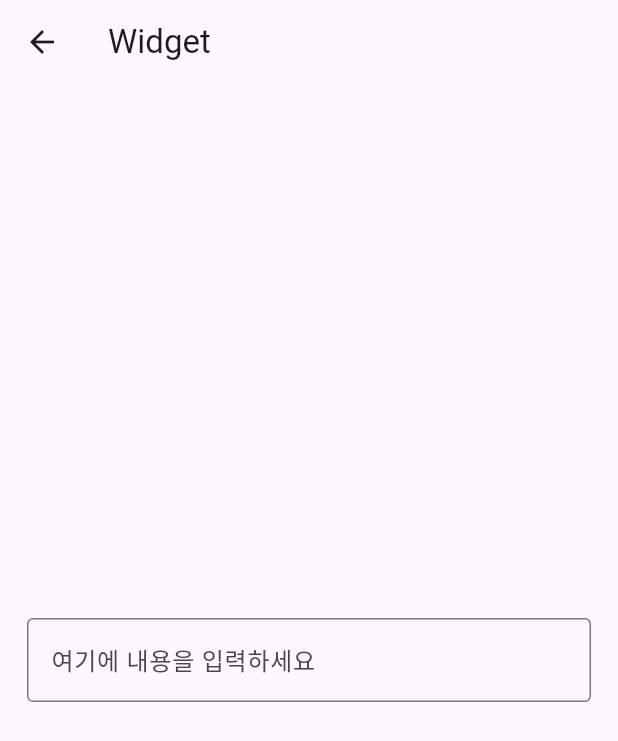
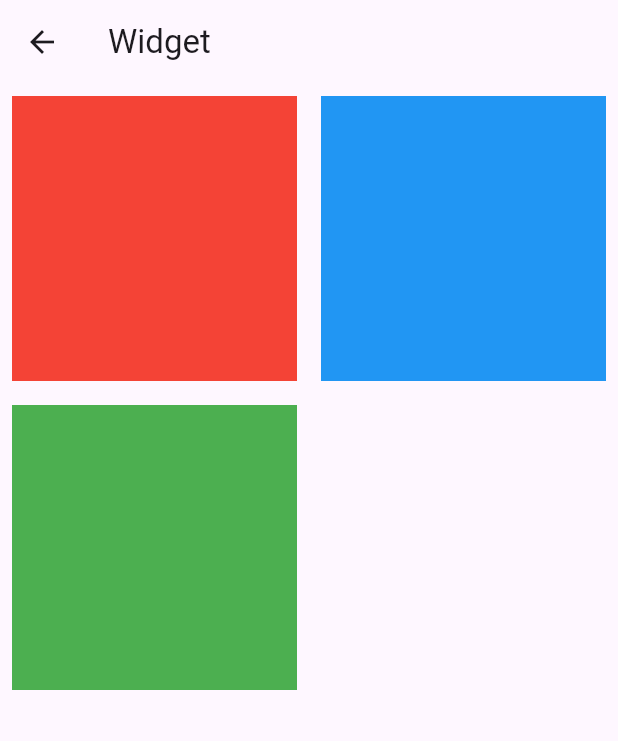
Before and after one commit to junselee42/flutter_study, a Flutter app: the screen it shows after launch, after a tap on "Day8_", on a phone screen of 412 x 824 dp. Shown: the top 741 px of the screen. Run offline on Flutter 3.47's test engine with Material 2 defaults, Android fonts, the phone set to English and light mode, and no system bars.

Commit message:
update: updated ex06 - 앞예제 일부 수정 - 그리드 뷰 예제 추가

```diff
--- a/lib/main.dart
+++ b/lib/main.dart
@@ -59,7 +59,7 @@ class _MyHomePageState extends State<MyHomePage> {
             child: ListTile(
               leading: const FlutterLogo(),
               title: const Text('Day1_카운트'),
-              subtitle: const Text('버튼을 눌러 숫자 카운트해보기'),
+              subtitle: const Text('버튼을 눌러 숫자 카운트 하기'),
               hoverColor: Colors.purple,
               onTap: () {
                 Navigator.of(context).pushNamed('/first');
@@ -70,7 +70,7 @@ class _MyHomePageState extends State<MyHomePage> {
             child: ListTile(
               leading: const FlutterLogo(),
               title: const Text('Day2_체인지'),
-              subtitle: const Text('버튼을 눌러 텍스트 내용을 바꿔보기'),
+              subtitle: const Text('버튼을 눌러 텍스트 내용을 바꾸기'),
               hoverColor: Colors.purple,
               onTap: () {
                 Navigator.of(context).pushNamed('/second');
@@ -81,7 +81,7 @@ class _MyHomePageState extends State<MyHomePage> {
             child: ListTile(
               leading: const FlutterLogo(),
               title: const Text('Day3_스크롤'),
-              subtitle: const Text('SingleChildScrollView 사용해보기'),
+              subtitle: const Text('SingleChildScrollView 사용해 보기'),
               hoverColor: Colors.purple,
               onTap: () {
                 Navigator.of(context).pushNamed('/third');
@@ -91,8 +91,8 @@ class _MyHomePageState extends State<MyHomePage> {
           Card(
             child: ListTile(
               leading: const FlutterLogo(),
-              title: const Text('Day4_리스트뷰'),
-              subtitle: const Text('ListView와 ListTile 사용해보기'),
+              title: const Text('Day4_리스트 뷰'),
+              subtitle: const Text('ListView와 ListTile 사용해 보기'),
               hoverColor: Colors.purple,
               onTap: () {
                 Navigator.of(context).pushNamed('/fourth');
@@ -102,8 +102,8 @@ class _MyHomePageState extends State<MyHomePage> {
           Card(
             child: ListTile(
               leading: const FlutterLogo(),
-              title: const Text('Day5_드롭다운버튼'),
-              subtitle: const Text('map 리스트를 활용해 위젯리스트로 바꿔보자'),
+              title: const Text('Day5_드롭 다운 버튼'),
+              subtitle: const Text('map 리스트를 활용해 위젯리스트로 바꾸기'),
               hoverColor: Colors.purple,
               onTap: () {
                 Navigator.of(context).pushNamed('/fifth');
@@ -113,8 +113,8 @@ class _MyHomePageState extends State<MyHomePage> {
           Card(
             child: ListTile(
               leading: const FlutterLogo(),
-              title: const Text('Day6_텍스트필드'),
-              subtitle: const Text('TextField 사용해보기'),
+              title: const Text('Day6_텍스트 필드'),
+              subtitle: const Text('TextField 사용해 보기'),
               hoverColor: Colors.purple,
               onTap: () {
                 Navigator.of(context).pushNamed('/sixth');
@@ -124,11 +124,11 @@ class _MyHomePageState extends State<MyHomePage> {
           Card(
             child: ListTile(
               leading: const FlutterLogo(),
-              title: const Text('Day7_아.. 못했다'),
-              subtitle: const Text('하...'),
+              title: const Text('Day7_그리드 뷰 '),
+              subtitle: const Text('GridView 사용해 보기'),
               hoverColor: Colors.purple,
               onTap: () {
-                Navigator.of(context).pushNamed('/sixth');
+                Navigator.of(context).pushNamed('/seventh');
               },
             ),
           ),
@@ -139,7 +139,7 @@ class _MyHomePageState extends State<MyHomePage> {
               subtitle: const Text(''),
               hoverColor: Colors.purple,
               onTap: () {
-                Navigator.of(context).pushNamed('/sixth');
+                Navigator.of(context).pushNamed('/seventh');
               },
             ),
           )
--- /dev/null
+++ b/lib/router/pages/seven.dart
@@ -0,0 +1,45 @@
+import 'package:flutter/material.dart';
+
+class SevenPage extends StatefulWidget {
+  const SevenPage({super.key});
+
+  @override
+  State<SevenPage> createState() => _SevenPageState();
+}
+
+class _SevenPageState extends State<SevenPage> {
+  @override
+  Widget build(BuildContext context) {
+    return Scaffold(
+      appBar: AppBar(
+        title: Text(widget.toString()),
+      ),
+      body: GridView.count(
+        crossAxisCount: 2,
+        children: [
+          Container(
+            color: Colors.red,
+            width: 100,
+            height: 100,
+            padding: const EdgeInsets.all(8.0),
+            margin: const EdgeInsets.all(8.0),
+          ),
+          Container(
+            color: Colors.blue,
+            width: 100,
+            height: 100,
+            padding: const EdgeInsets.all(8.0),
+            margin: const EdgeInsets.all(8.0),
+          ),
+          Container(
+            color: Colors.green,
+            width: 100,
+            height: 100,
+            padding: const EdgeInsets.all(8.0),
+            margin: const EdgeInsets.all(8.0),
+          ),
+        ],
+      ),
+    );
+  }
+}
--- a/lib/router/pages/six.dart
+++ b/lib/router/pages/six.dart
@@ -1,5 +1,4 @@
 import 'package:flutter/material.dart';
-import 'package:flutter/services.dart';
 
 class SixPage extends StatefulWidget {
   const SixPage({super.key});
--- a/lib/router/router.dart
+++ b/lib/router/router.dart
@@ -6,6 +6,7 @@ import 'package:flutter00/router/pages/three.dart';
 import 'package:flutter00/router/pages/four.dart';
 import 'package:flutter00/router/pages/five.dart';
 import 'package:flutter00/router/pages/six.dart';
+import 'package:flutter00/router/pages/seven.dart';
 
 final routes = {
   '/': (BuildContext context) => const MyHomePage(title: "Main"),
@@ -15,4 +16,5 @@ final routes = {
   '/fourth': (BuildContext context) => const FourPage(),
   '/fifth': (BuildContext context) => const FivePage(),
   '/sixth': (BuildContext context) => const SixPage(),
+  '/seventh': (BuildContext context) => const SevenPage(),
 };
```
